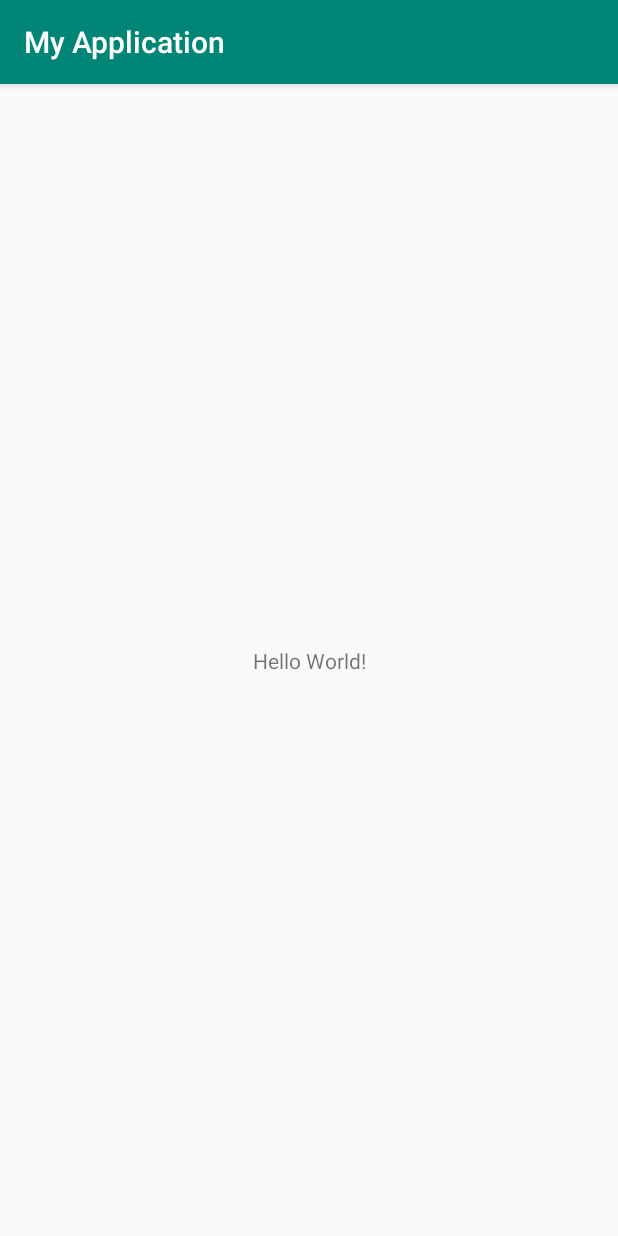
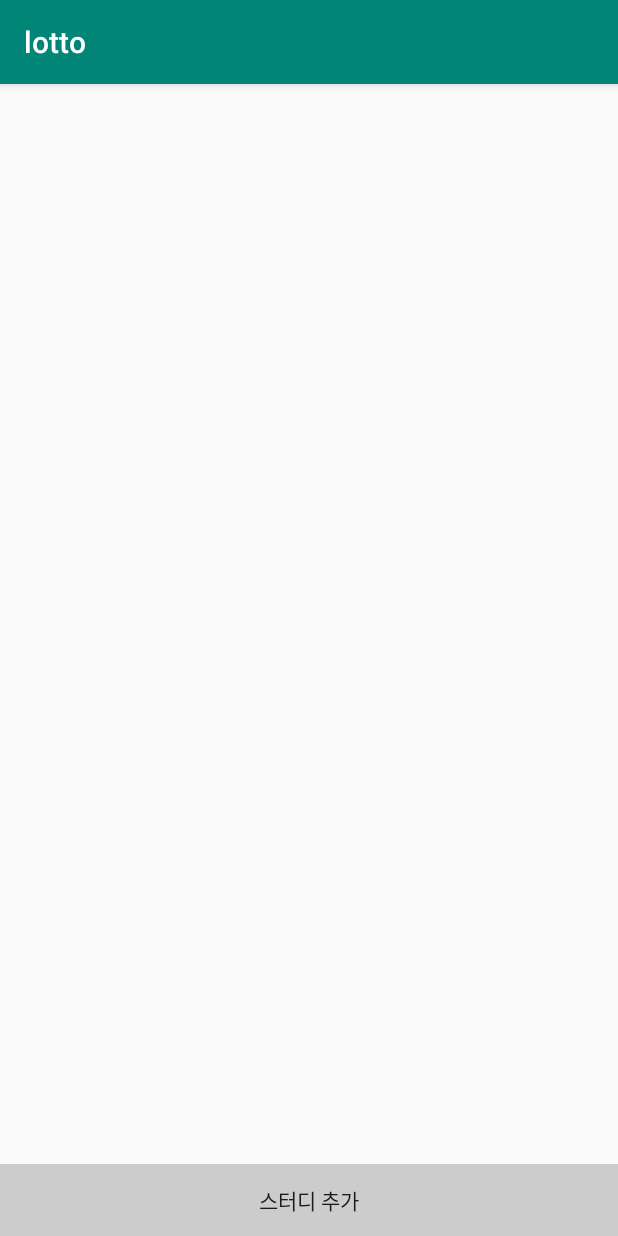
Before and after one commit to TeamCrazyPerformance/http, an Android app: the screen it shows after launch (MainActivity), on a phone screen of 412 x 824 dp. Run offline under Robolectric (Android 15) with nearby library versions, the phone set to English and light mode, and no system bars.

Commit message:
1차 완성

```diff
--- a/pickme/Kwoo/app/src/main/AndroidManifest.xml
+++ b/pickme/Kwoo/app/src/main/AndroidManifest.xml
@@ -9,6 +9,8 @@
         android:roundIcon="@mipmap/ic_launcher_round"
         android:supportsRtl="true"
         android:theme="@style/AppTheme">
+        <activity android:name=".StudyActivity"></activity>
+        <activity android:name=".CreateStudyActivity" />
         <activity android:name=".MainActivity">
             <intent-filter>
                 <action android:name="android.intent.action.MAIN" />
@@ -17,5 +19,4 @@
             </intent-filter>
         </activity>
     </application>
-
 </manifest>
--- a/pickme/Kwoo/app/src/main/java/com/studyLotto/MainActivity.java
+++ b/pickme/Kwoo/app/src/main/java/com/studyLotto/MainActivity.java
@@ -1,13 +1,75 @@
 package com.studyLotto;
 
+import android.content.Intent;
+import android.graphics.Color;
 import android.support.v7.app.AppCompatActivity;
 import android.os.Bundle;
+import android.view.View;
+import android.widget.Button;
+import android.widget.LinearLayout;
+
+import java.util.List;
 
 public class MainActivity extends AppCompatActivity {
+
+    private List<String>  studyList;
 
     @Override
     protected void onCreate(Bundle savedInstanceState) {
         super.onCreate(savedInstanceState);
         setContentView(R.layout.activity_main);
     }
+
+
+
+    @Override
+    protected void onResume() {
+        super.onResume();
+        setContentView(R.layout.activity_main);
+        initStudyList();
+        makeButtonsThroughStudyList();
+        makeStudyAddButton();
+    }
+
+    private void initStudyList(){
+        StudyDataAccessor dataAccessor = new JSONStudyDataAccessor(this);
+        studyList = dataAccessor.getStudyList();
+    }
+
+    private void makeButtonsThroughStudyList(){
+        LinearLayout layout = findViewById(R.id.main_layout);
+
+        for(String study : studyList){
+            final Button button = new Button(this);
+
+            button.setText(study);
+            button.setOnClickListener(new View.OnClickListener() {
+                @Override
+                public void onClick(View v) {
+                    Intent intent = new Intent(getApplicationContext(), StudyActivity.class);
+                    intent.putExtra("studyName", button.getText());
+                    startActivity(intent);
+                }
+            });
+
+            layout.addView(button);
+        }
+    }
+
+    private void makeStudyAddButton() {
+        Button studyAddBtn = new Button(this);
+        LinearLayout layout = findViewById(R.id.bottom_layout);
+
+        studyAddBtn.setText("스터디 추가");
+        studyAddBtn.setBackgroundColor(Color.LTGRAY);
+        studyAddBtn.setOnClickListener(new View.OnClickListener() {
+            @Override
+            public void onClick(View v) {
+                Intent intent = new Intent(getApplicationContext(), CreateStudyActivity.class);
+                startActivity(intent);
+            }
+        });
+
+        layout.addView(studyAddBtn);
+    }
 }
--- a/pickme/Kwoo/app/src/main/java/com/studyLotto/StudyDataAccessor.java
+++ b/pickme/Kwoo/app/src/main/java/com/studyLotto/StudyDataAccessor.java
@@ -7,5 +7,5 @@ import java.util.List;
 public interface StudyDataAccessor {
     List<String> getStudyList();
     List<StudyMember> readStudyMembers(String studyName);
-    void storeStudyMembers(List<StudyMember> studyMembers, String studyName);
+    void storeStudyMembers(List<StudyMember> studyMemberList, String studyName);
 }
--- a/pickme/Kwoo/app/src/main/java/com/studyLotto/StudyMember.java
+++ b/pickme/Kwoo/app/src/main/java/com/studyLotto/StudyMember.java
@@ -15,7 +15,7 @@ public class StudyMember{
     public double getRecordWeight() { return recordWeight; }
     public void setRecordWeight(double recordWeight) { this.recordWeight = recordWeight; }
 
-    public StudyMember createNewStudyMemeber(String name){
+    public static StudyMember createNewStudyMemeber(String name){
         StudyMember newStudyMember = new StudyMember();
         newStudyMember.setName(name);
         newStudyMember.setRecordWeight(1);
--- a/pickme/Kwoo/app/src/main/res/layout/activity_main.xml
+++ b/pickme/Kwoo/app/src/main/res/layout/activity_main.xml
@@ -1,19 +1,25 @@
 <?xml version="1.0" encoding="utf-8"?>
-<android.support.constraint.ConstraintLayout xmlns:android="http://schemas.android.com/apk/res/android"
-    xmlns:app="http://schemas.android.com/apk/res-auto"
-    xmlns:tools="http://schemas.android.com/tools"
+<RelativeLayout xmlns:android="http://schemas.android.com/apk/res/android"
     android:layout_width="match_parent"
-    android:layout_height="match_parent"
-    tools:context=".MainActivity"
-    >
+    android:layout_height="match_parent">
 
-    <TextView
-        android:layout_width="wrap_content"
+    <LinearLayout
+        android:id="@+id/bottom_layout"
+        android:layout_width="match_parent"
         android:layout_height="wrap_content"
-        android:text="Hello World!"
-        app:layout_constraintBottom_toBottomOf="parent"
-        app:layout_constraintLeft_toLeftOf="parent"
-        app:layout_constraintRight_toRightOf="parent"
-        app:layout_constraintTop_toTopOf="parent" />
+        android:layout_alignParentBottom="true"
+        android:orientation="vertical">
+    </LinearLayout>
 
-</android.support.constraint.ConstraintLayout>
+    <ScrollView
+        android:layout_width="match_parent"
+        android:layout_height="match_parent"
+        android:layout_above="@+id/bottom_layout">
+        <LinearLayout
+            android:id="@+id/main_layout"
+            android:layout_width="match_parent"
+            android:layout_height="wrap_content"
+            android:orientation="vertical"></LinearLayout>
+    </ScrollView>
+
+</RelativeLayout>
--- a/pickme/Kwoo/app/src/main/res/values/strings.xml
+++ b/pickme/Kwoo/app/src/main/res/values/strings.xml
@@ -1,3 +1,3 @@
 <resources>
-    <string name="app_name">My Application</string>
+    <string name="app_name">lotto</string>
 </resources>
```
Also changed, not shown: pickme/Kwoo/app/src/main/java/com/studyLotto/CreateStudyActivity.java (added, +65 -0 lines), pickme/Kwoo/app/src/main/java/com/studyLotto/JSONStudyDataAccessor.java (+33 -12 lines), pickme/Kwoo/app/src/main/java/com/studyLotto/LottoMachine.java (+32 -14 lines), pickme/Kwoo/app/src/main/java/com/studyLotto/StudyActivity.java (added, +111 -0 lines), pickme/Kwoo/app/src/main/res/layout/activity_create_study.xml (added, +57 -0 lines), pickme/Kwoo/app/src/main/res/layout/activity_study.xml (added, +44 -0 lines).
